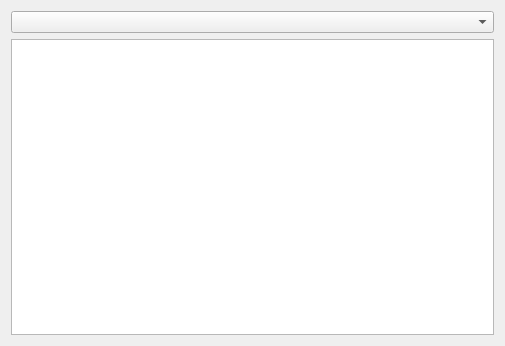
The window that include/ui/MaterialPropertiesWindow.ui (NycFenix/A.M.S-Interface) describes before a commit, drawn with Qt 5.
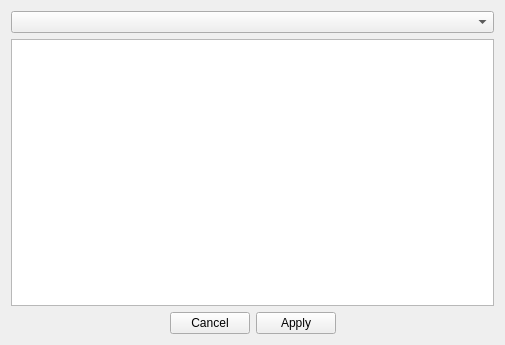
The same window after the commit.

Commit message: Found material properties update command

Patch:
```diff
--- a/include/ui/MaterialPropertiesWindow.ui
+++ b/include/ui/MaterialPropertiesWindow.ui
@@ -7,19 +7,32 @@
     <x>0</x>
     <y>0</y>
     <width>505</width>
-    <height>346</height>
+    <height>345</height>
    </rect>
   </property>
   <property name="windowTitle">
    <string>Form</string>
   </property>
   <layout class="QGridLayout" name="gridLayout">
-   <item row="0" column="1">
-    <widget class="QComboBox" name="MatSelectBox"/>
+   <item row="3" column="1">
+    <widget class="QDialogButtonBox" name="LoadBox">
+     <property name="orientation">
+      <enum>Qt::Orientation::Horizontal</enum>
+     </property>
+     <property name="standardButtons">
+      <set>QDialogButtonBox::StandardButton::Apply|QDialogButtonBox::StandardButton::Cancel</set>
+     </property>
+     <property name="centerButtons">
+      <bool>true</bool>
+     </property>
+    </widget>
    </item>
    <item row="1" column="1">
     <widget class="QTableWidget" name="PropertiesTable"/>
    </item>
+   <item row="0" column="1">
+    <widget class="QComboBox" name="MatSelectBox"/>
+   </item>
   </layout>
  </widget>
  <resources/>
```
The commit also changes 4 other files.
